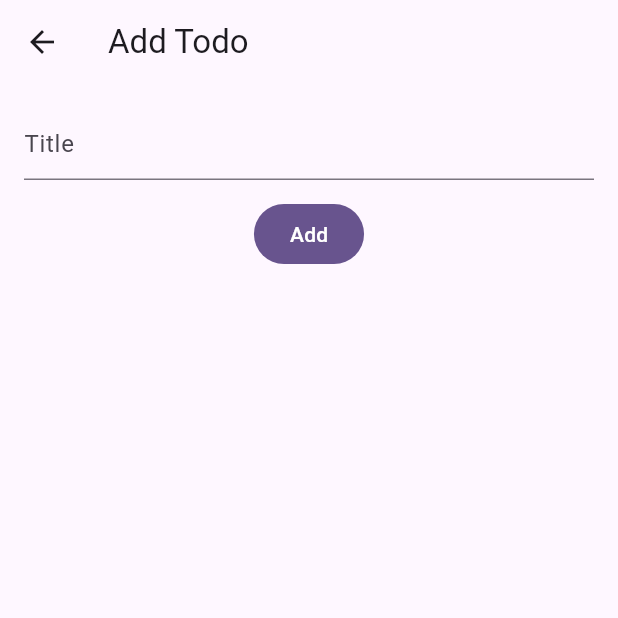
After one commit to PhillipWong0627/xiao-huang-shu, a Flutter app: the AddTodoPage screen opened directly, after a tap on "Add", on a phone screen of 412 x 824 dp, the top half of it. The commit adds this screen. Run offline on Flutter 3.47's test engine with Material 3 defaults, Android fonts, the phone set to English and light mode, and no system bars; our stand-ins replace equatable, flutter_bloc, flutter_secure_storage, go_router; accounts and stored records are empty.

Commit message:
feat: added uuid package & todo list with cubit

```diff
--- a/lib/app/router.dart
+++ b/lib/app/router.dart
@@ -4,6 +4,8 @@ import 'package:social_app/features/auth/views/feed_view.dart';
 import 'package:social_app/features/counter/view/inc_dec_page.dart';
 import 'package:social_app/features/auth/views/otp_view.dart';
 import 'package:social_app/features/auth/views/phone_input_view.dart';
+import 'package:social_app/features/todo/addTodo.dart';
+import 'package:social_app/features/todo/todo_list.dart';
 
 GoRouter buildRouter({required bool isAuthed}) {
   return GoRouter(
@@ -27,6 +29,14 @@ GoRouter buildRouter({required bool isAuthed}) {
         path: '/counter',
         builder: (context, state) => const IncDecPage(),
       ),
+      GoRoute(
+        path: '/todo',
+        builder: (context, state) => const ToDoList(),
+      ),
+      GoRoute(
+        path: '/add-todo',
+        builder: (context, state) => const AddTodoPage(),
+      )
     ],
   );
 }
--- a/lib/features/auth/views/feed_view.dart
+++ b/lib/features/auth/views/feed_view.dart
@@ -29,7 +29,7 @@ class _FeedViewState extends State<FeedView> {
           IconButton(
             icon: const Icon(Icons.navigate_next),
             onPressed: () {
-              context.push('/counter');
+              context.push('/todo');
             },
           ),
         ],
--- /dev/null
+++ b/lib/features/todo/addTodo.dart
@@ -0,0 +1,53 @@
+// lib/features/todo/view/add_todo_page.dart
+import 'package:flutter/material.dart';
+import 'package:flutter_bloc/flutter_bloc.dart';
+import 'package:social_app/features/todo/cubit/todo_cubit.dart';
+
+class AddTodoPage extends StatefulWidget {
+  const AddTodoPage({super.key});
+
+  @override
+  State<AddTodoPage> createState() => _AddTodoPageState();
+}
+
+class _AddTodoPageState extends State<AddTodoPage> {
+  final todoTitleController = TextEditingController();
+
+  @override
+  void dispose() {
+    todoTitleController.dispose();
+    super.dispose();
+  }
+
+  @override
+  Widget build(BuildContext context) {
+    final cubit = context.read<TodoCubit>();
+    return Scaffold(
+      appBar: AppBar(title: const Text('Add Todo')),
+      body: Padding(
+        padding: const EdgeInsets.all(16),
+        child: Column(
+          children: [
+            TextField(
+              controller: todoTitleController,
+              decoration: const InputDecoration(hintText: 'Title'),
+              onSubmitted: (_) => _submit(cubit),
+            ),
+            const SizedBox(height: 12),
+            FilledButton(
+              onPressed: () => _submit(cubit),
+              child: const Text('Add'),
+            ),
+          ],
+        ),
+      ),
+    );
+  }
+
+  void _submit(TodoCubit cubit) {
+    cubit.addTodo(todoTitleController.text.trim());
+    if (todoTitleController.text.trim().isNotEmpty) {
+      Navigator.pop(context);
+    }
+  }
+}
--- /dev/null
+++ b/lib/features/todo/cubit/todo_cubit.dart
@@ -0,0 +1,85 @@
+import 'dart:developer';
+
+import 'package:flutter_bloc/flutter_bloc.dart';
+import 'package:social_app/models/todo_model.dart';
+
+class TodoCubit extends Cubit<List<Todo>> {
+  // Should be a List fo Todo
+  TodoCubit() : super([]);
+
+  void addTodo(String title) {
+    if (title.isEmpty) {
+      addError('Title Cannot be empty!');
+      return;
+    }
+    final todo = Todo.create(title.trim());
+
+    // emit new list, which consist of prev list, + a new todo
+    emit([...state, todo]);
+  }
+
+  // in TodoCubit
+  void restore(Todo todo) {
+    emit([...state, todo]);
+  }
+
+  // UPDATE — toggle by id
+  void toggleDone(String id) {
+    final idx = state.indexWhere((t) => t.id == id);
+    if (idx == -1) return;
+    final updated = state[idx].copyWith(done: !state[idx].done);
+    final next = [...state]..[idx] = updated;
+    emit(next);
+  } // UPDATE — edit title
+
+  void editTitle(String id, String newTitle) {
+    if (newTitle.trim().isEmpty) {
+      addError('Title cannot be empty!');
+      return;
+    }
+    final idx = state.indexWhere((t) => t.id == id);
+
+    if (idx == -1) return;
+    final updated = state[idx].copyWith(name: newTitle.trim());
+    log(updated.toString(), name: 'Updated');
+    final next = [...state]..[idx] = updated;
+    log(next.toString(), name: 'Updated2');
+
+    emit(next);
+  }
+
+  // DELETE — by id
+  void remove(String id) {
+    emit(state.where((t) => t.id != id).toList(growable: false));
+  }
+
+  // BULK — clear completed
+  void clearCompleted() {
+    //“Go through every Todo (t) in the list,
+    // and only keep it if t.done is not true.”
+
+    emit(state.where((t) => !t.done).toList(growable: false));
+  }
+
+  // Optional: reorder
+  void move(int oldIndex, int newIndex) {
+    final list = [...state];
+    if (newIndex > oldIndex) newIndex -= 1;
+    final item = list.removeAt(oldIndex);
+    list.insert(newIndex, item);
+    emit(list);
+  }
+
+  @override
+  void onChange(Change<List<Todo>> change) {
+    super.onChange(change);
+
+    log('TodoCubit change: $change');
+  }
+
+  @override
+  void onError(Object error, StackTrace stackTrace) {
+    super.onError(error, stackTrace);
+    log('TodoCubit - $error');
+  }
+}
--- a/lib/main_stag.dart
+++ b/lib/main_stag.dart
@@ -3,6 +3,7 @@ import 'package:flutter_bloc/flutter_bloc.dart';
 import 'package:flutter_secure_storage/flutter_secure_storage.dart';
 import 'package:social_app/features/counter/bloc/counter_bloc.dart';
 import 'package:social_app/features/counter/cubit/counter_cubit.dart';
+import 'package:social_app/features/todo/cubit/todo_cubit.dart';
 
 import 'app/app.dart';
 import 'app/di.dart';
@@ -31,6 +32,9 @@ Future<void> main() async {
         BlocProvider(
           create: (_) => CounterCubit(),
         ),
+        BlocProvider(
+          create: (_) => TodoCubit(),
+        ),
       ],
       child: MalaysiaSocialApp(isAuthed: initialAuthed), // 👈 pass to app
     ),
--- /dev/null
+++ b/lib/models/todo_model.dart
@@ -0,0 +1,42 @@
+// lib/models/todo_model.dart
+import 'package:equatable/equatable.dart';
+import 'package:uuid/uuid.dart';
+
+class Todo extends Equatable {
+  final String id;
+  final String name;
+  final DateTime createdAt;
+  final bool done;
+
+  const Todo({
+    required this.id,
+    required this.name,
+    required this.createdAt,
+    this.done = false,
+  });
+
+  /// convenience: create with generated id
+  factory Todo.create(String title) => Todo(
+        id: const Uuid().v4(),
+        name: title,
+        createdAt: DateTime.now(),
+        done: false,
+      );
+
+  Todo copyWith({
+    String? id,
+    String? name,
+    DateTime? createdAt,
+    bool? done,
+  }) {
+    return Todo(
+      id: id ?? this.id,
+      name: name ?? this.name,
+      createdAt: createdAt ?? this.createdAt,
+      done: done ?? this.done,
+    );
+  }
+
+  @override
+  List<Object?> get props => [id, name, createdAt, done];
+}
--- a/pubspec.yaml
+++ b/pubspec.yaml
@@ -52,6 +52,8 @@ dependencies:
   # Optional Firebase (later)
   firebase_core: ^3.6.0
   firebase_messaging: ^15.1.2
+
+  uuid: ^4.5.1
 
   #F
   flutter_localizations:
```
Also changed, not shown: lib/features/todo/todo_list.dart (added, +154 -0 lines), pubspec.lock.
